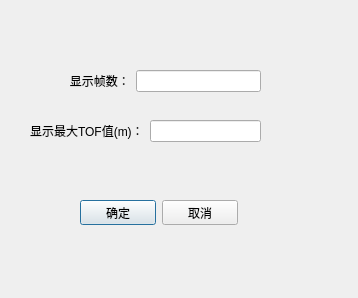
This is showsettingdia.ui in heathen557/linearArrayUSB as Qt 5 draws it before an edit. The edited form follows.
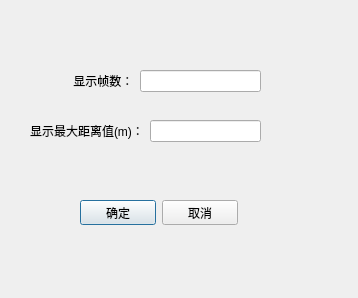
This is the edited form. Icons and pictures are not drawn.

Commit message: 1、鼠标点击处显示x y坐标，以及TOF的值功能初步完成

Patch:
```diff
--- a/showsettingdia.ui
+++ b/showsettingdia.ui
@@ -17,7 +17,7 @@
    <iconset>
     <normaloff>../show2DPointCloudNew_7_30_logThread/icon_1.png</normaloff>../show2DPointCloudNew_7_30_logThread/icon_1.png</iconset>
   </property>
-  <widget class="QWidget" name="">
+  <widget class="QWidget" name="layoutWidget">
    <property name="geometry">
     <rect>
      <x>60</x>
@@ -30,7 +30,7 @@
     <item>
      <widget class="QLabel" name="label">
       <property name="text">
-       <string>   显示帧数：</string>
+       <string>    显示帧数：</string>
       </property>
      </widget>
     </item>
@@ -39,7 +39,7 @@
     </item>
    </layout>
   </widget>
-  <widget class="QWidget" name="">
+  <widget class="QWidget" name="layoutWidget">
    <property name="geometry">
     <rect>
      <x>30</x>
@@ -52,7 +52,7 @@
     <item>
      <widget class="QLabel" name="label_2">
       <property name="text">
-       <string>显示最大TOF值(m)：</string>
+       <string>显示最大距离值(m)：</string>
       </property>
      </widget>
     </item>
@@ -61,7 +61,7 @@
     </item>
    </layout>
   </widget>
-  <widget class="QWidget" name="">
+  <widget class="QWidget" name="layoutWidget">
    <property name="geometry">
     <rect>
      <x>80</x>
```
The commit also changes 8 other files.
